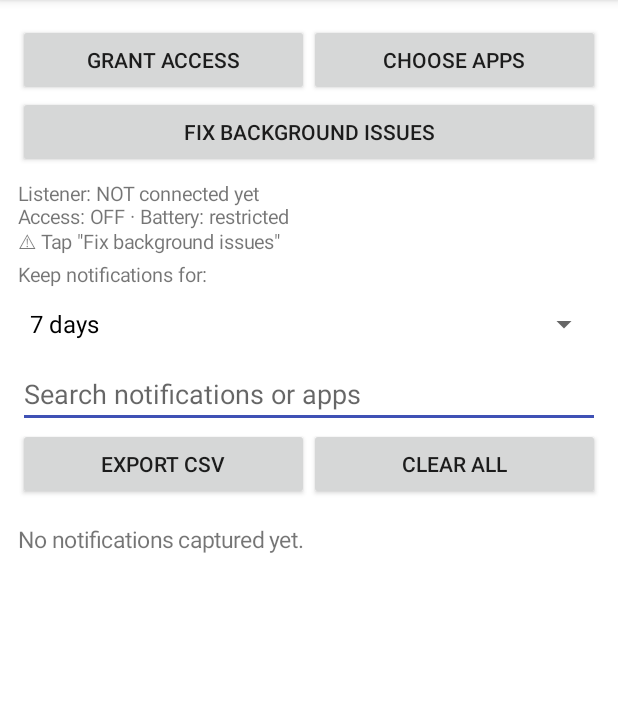
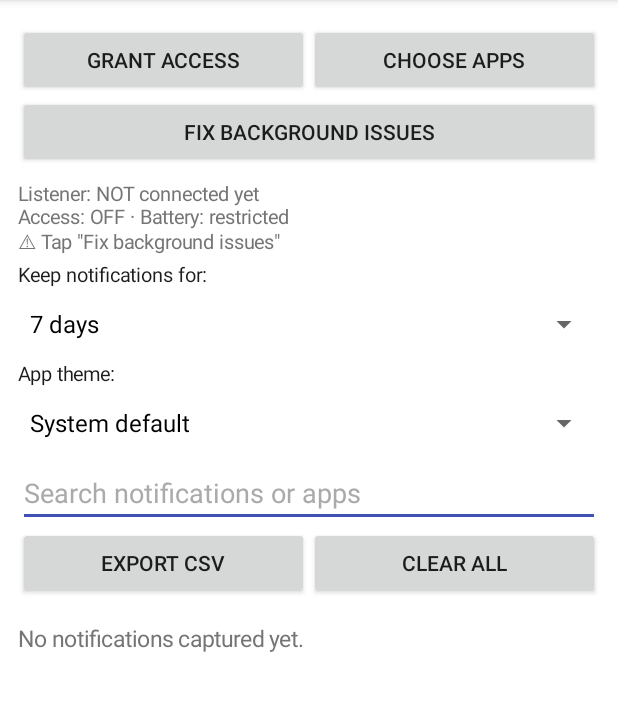
Before and after one commit to Preyds/notification-saver, an Android app: the screen it shows after launch (MainActivity), on a phone screen of 412 x 824 dp, the part 84-795 px from its top. Run offline under Robolectric (Android 15) with nearby library versions, the phone set to English and light mode, and no system bars.

Commit message:
Add theme selection and fix button to MainActivity

```diff
--- a/app/src/main/java/com/example/notificationsaver/MainActivity.kt
+++ b/app/src/main/java/com/example/notificationsaver/MainActivity.kt
@@ -70,6 +70,7 @@ class MainActivity : Activity() {
         val root = LinearLayout(this).apply {
             orientation = LinearLayout.VERTICAL
             setPadding(dp(12), dp(16), dp(12), dp(8))
+            setBackgroundColor(ThemeManager.bg(this@MainActivity))
         }
 
         val accessBtn = Button(this).apply {
@@ -88,14 +89,21 @@ class MainActivity : Activity() {
         topRow.addView(accessBtn, weighted())
         topRow.addView(appsBtn, weighted())
 
+        val fixBtn = Button(this).apply {
+            text = "Fix background issues"
+            setOnClickListener { Reliability.showFixDialog(this@MainActivity) }
+        }
+
         status = TextView(this).apply {
             textSize = 13f
             setPadding(0, dp(8), 0, dp(4))
+            setTextColor(ThemeManager.textSecondary(this@MainActivity))
         }
 
         val label = TextView(this).apply {
             text = "Keep notifications for:"
             textSize = 13f
+            setTextColor(ThemeManager.textPrimary(this@MainActivity))
         }
         val spinner = Spinner(this)
         spinner.adapter = ArrayAdapter(
@@ -115,9 +123,34 @@ class MainActivity : Activity() {
             override fun onNothingSelected(parent: AdapterView<*>?) {}
         }
 
+        val themeLabel = TextView(this).apply {
+            text = "App theme:"
+            textSize = 13f
+            setTextColor(ThemeManager.textPrimary(this@MainActivity))
+        }
+        val themeSpinner = Spinner(this)
+        themeSpinner.adapter = ArrayAdapter(
+            this, android.R.layout.simple_spinner_dropdown_item, ThemeManager.modeLabels
+        )
+        themeSpinner.setSelection(ThemeManager.getMode(this))
+        themeSpinner.onItemSelectedListener = object : AdapterView.OnItemSelectedListener {
+            override fun onItemSelected(
+                parent: AdapterView<*>?, view: View?, position: Int, id: Long
+            ) {
+                if (position != ThemeManager.getMode(this@MainActivity)) {
+                    ThemeManager.setMode(this@MainActivity, position)
+                    recreate()
+                }
+            }
+
+            override fun onNothingSelected(parent: AdapterView<*>?) {}
+        }
+
         search = EditText(this).apply {
             hint = "Search notifications or apps"
             setSingleLine(true)
+            setTextColor(ThemeManager.textPrimary(this@MainActivity))
+            setHintTextColor(ThemeManager.hint(this@MainActivity))
             addTextChangedListener(object : TextWatcher {
                 override fun beforeTextChanged(
                     s: CharSequence?, start: Int, count: Int, after: Int
@@ -148,22 +181,22 @@ class MainActivity : Activity() {
         emptyText = TextView(this).apply {
             textSize = 15f
             setPadding(0, dp(16), 0, dp(16))
+            setTextColor(ThemeManager.textSecondary(this@MainActivity))
         }
 
         adapter = NoteAdapter()
         val listView = ListView(this).apply {
             this.adapter = this@MainActivity.adapter
+            setBackgroundColor(ThemeManager.bg(this@MainActivity))
         }
 
         root.addView(topRow)
-        val fixBtn = Button(this).apply {
-            text = "Fix background issues"
-            setOnClickListener { Reliability.showFixDialog(this@MainActivity) }
-        }
         root.addView(fixBtn)
         root.addView(status)
         root.addView(label)
         root.addView(spinner)
+        root.addView(themeLabel)
+        root.addView(themeSpinner)
         root.addView(search)
         root.addView(actionRow)
         root.addView(emptyText)
@@ -284,19 +317,21 @@ class MainActivity : Activity() {
             col.addView(TextView(ctx).apply {
                 text = "${appName(n.app)} · ${rowFmt.format(Date(n.time))}"
                 textSize = 12f
-                setTextColor(ctx.getColor(R.color.text_secondary))
+                setTextColor(ThemeManager.textSecondary(ctx))
             })
             if (n.title.isNotEmpty()) {
                 col.addView(TextView(ctx).apply {
                     text = n.title
                     textSize = 16f
                     setTypeface(null, Typeface.BOLD)
+                    setTextColor(ThemeManager.textPrimary(ctx))
                 })
             }
             if (n.text.isNotEmpty()) {
                 col.addView(TextView(ctx).apply {
                     text = n.text
                     textSize = 14f
+                    setTextColor(ThemeManager.textPrimary(ctx))
                 })
             }
             row.addView(col, LinearLayout.LayoutParams(0, ViewGroup.LayoutParams.WRAP_CONTENT, 1f))
@@ -305,6 +340,7 @@ class MainActivity : Activity() {
                 text = "✕"
                 textSize = 20f
                 setPadding(dp(12), dp(4), dp(8), dp(4))
+                setTextColor(ThemeManager.textSecondary(ctx))
                 setOnClickListener {
                     NotificationDb(ctx).deleteById(n.id)
                     refresh()
```
